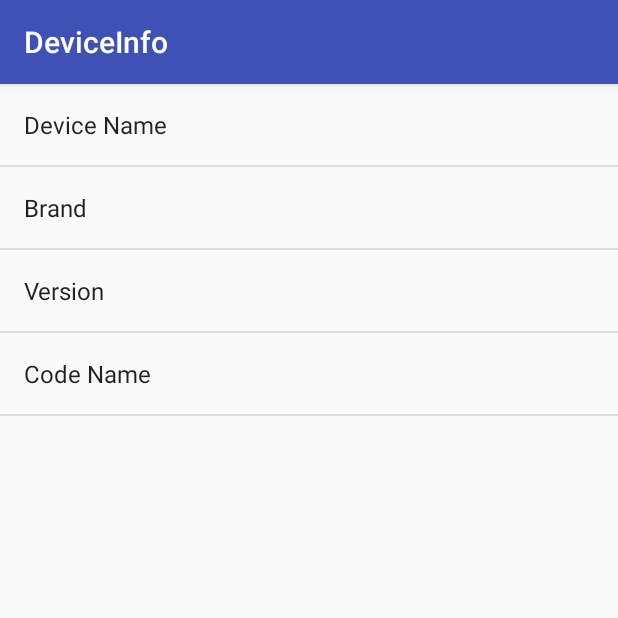
After one commit to NUmeroAndDev/DeviceInfo-android, an Android app: the fragment DeviceInfoFragment shown on its own in the app's theme, on a phone screen of 412 x 824 dp, the top half of it. The commit adds this screen. Run offline under Robolectric (Android 15) with nearby library versions, the phone set to English and light mode, and no system bars.

Commit message:
一覧画面の作成

```diff
--- /dev/null
+++ b/app/src/main/java/com/numero/deviceinfo/fragment/DeviceInfoFragment.java
@@ -0,0 +1,17 @@
+package com.numero.deviceinfo.fragment;
+
+import android.os.Bundle;
+import android.preference.PreferenceFragment;
+import android.support.annotation.Nullable;
+
+import com.numero.deviceinfo.R;
+
+public class DeviceInfoFragment extends PreferenceFragment {
+
+    @Override
+    public void onCreate(@Nullable Bundle savedInstanceState) {
+        super.onCreate(savedInstanceState);
+        addPreferencesFromResource(R.xml.device_info_list);
+
+    }
+}
--- a/app/src/main/java/com/numero/deviceinfo/model/DeviceInfo.java
+++ b/app/src/main/java/com/numero/deviceinfo/model/DeviceInfo.java
@@ -5,14 +5,14 @@ import android.os.Build;
 public class DeviceInfo {
 
     private String name;
-    private String makerName;
+    private String brand;
     private int api;
     private String version;
     private String codeName;
 
     public DeviceInfo() {
         this.name = Build.MODEL;
-        this.makerName = Build.BRAND;
+        this.brand = Build.BRAND;
         this.api = Build.VERSION.SDK_INT;
         this.version = Build.VERSION.RELEASE;
         this.codeName = Build.VERSION.CODENAME;
@@ -22,8 +22,8 @@ public class DeviceInfo {
         return name;
     }
 
-    public String getMakerName() {
-        return makerName;
+    public String getBrand() {
+        return brand;
     }
 
     public int getApi() {
--- a/app/src/main/res/values/strings.xml
+++ b/app/src/main/res/values/strings.xml
@@ -1,3 +1,8 @@
 <resources>
     <string name="app_name">DeviceInfo</string>
+
+    <string name="device_info_name_title">Device Name</string>
+    <string name="device_info_brand_title">Brand</string>
+    <string name="device_info_version_title">Version</string>
+    <string name="device_info_code_name_title">Code Name</string>
 </resources>
--- /dev/null
+++ b/app/src/main/res/xml/device_info_list.xml
@@ -0,0 +1,25 @@
+<?xml version="1.0" encoding="utf-8"?>
+<PreferenceScreen xmlns:android="http://schemas.android.com/apk/res/android"
+    xmlns:tools="http://schemas.android.com/tools">
+
+    <PreferenceScreen
+        android:key="device_name_screen"
+        android:title="@string/device_info_name_title"
+        tools:summary="Android" />
+
+    <PreferenceScreen
+        android:key="device_brand_screen"
+        android:title="@string/device_info_brand_title"
+        tools:summary="Android" />
+
+    <PreferenceScreen
+        android:key="device_version_screen"
+        android:title="@string/device_info_version_title"
+        tools:summary="1.0.0" />
+
+    <PreferenceScreen
+        android:key="device_code_name_screen"
+        android:title="@string/device_info_code_name_title"
+        tools:summary="Base" />
+
+</PreferenceScreen>
```
